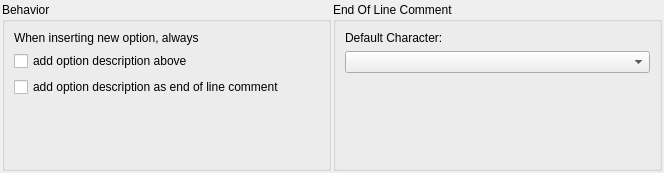
Qt form src/option/solveroptionsetting.ui (GAMS-dev/studio) before a commit.
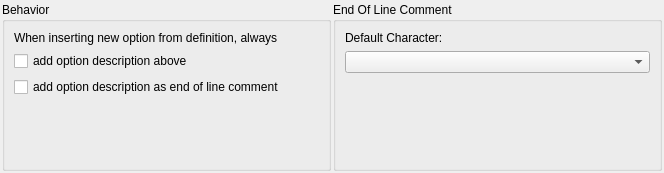
The same form after that commit.

Commit message: display EOLcomments; add/insert an option with EOLcomment; compact view hide all comments including EOLcomments;

```diff
--- a/src/option/solveroptionsetting.ui
+++ b/src/option/solveroptionsetting.ui
@@ -50,7 +50,7 @@
       <item>
        <widget class="QLabel" name="label">
         <property name="text">
-         <string>When inserting new option, always</string>
+         <string>When inserting new option from definition, always</string>
         </property>
        </widget>
       </item>
```
The commit also changes 8 other files.
